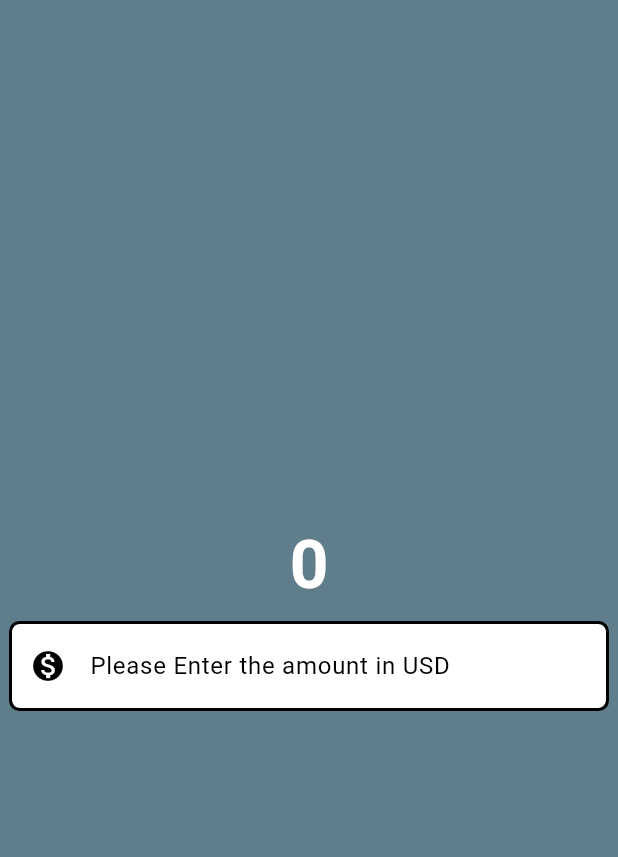
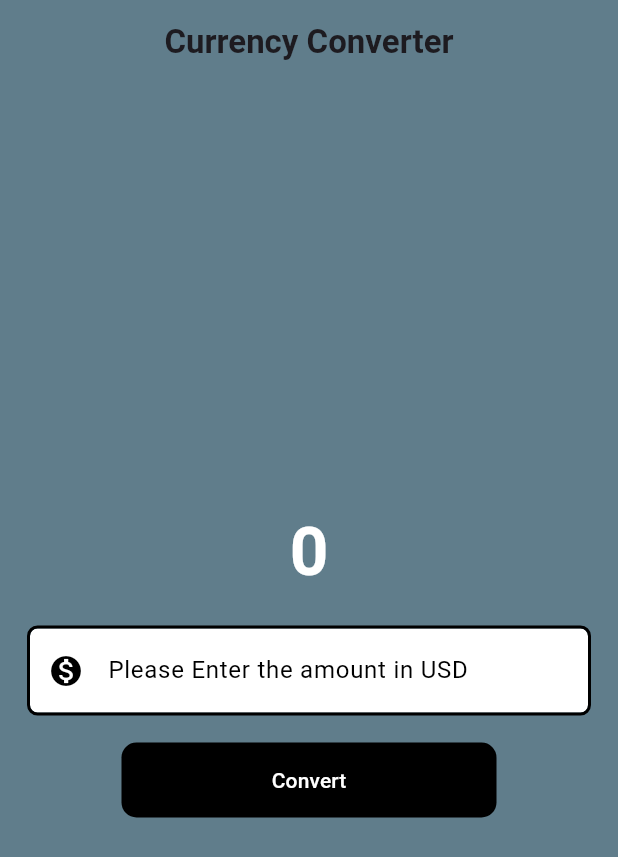
Before and after one commit to rohith-baggam/flutter-currency-convertor, a Flutter app: the screen it shows after launch, on a phone screen of 412 x 824 dp. Shown: the top 857 px of the screen. Run offline on Flutter 3.47's test engine with Material 3 defaults, Android fonts, the phone set to English and light mode, and no system bars.

Commit message:
button and Header widgets Added

```diff
--- a/lib/pages/currency_converter_material_page.dart
+++ b/lib/pages/currency_converter_material_page.dart
@@ -1,4 +1,7 @@
 import 'package:flutter/material.dart';
+import 'widgets/textFieldWidget.dart';
+import 'widgets/textInputWidget.dart';
+import 'widgets/buttonWidget.dart';
 
 class CurrencyConverterMaterialPage extends StatelessWidget {
   const CurrencyConverterMaterialPage({super.key});
@@ -6,44 +9,24 @@ class CurrencyConverterMaterialPage extends StatelessWidget {
   @override
   Widget build(BuildContext context) {
     // TextStyle for main text
-    const mainText = TextStyle(
-      fontSize: 45,
-      fontWeight: FontWeight.bold,
-      color: Color.fromRGBO(255, 255, 255, 1),
-    );
-    const border = OutlineInputBorder(
-      borderSide: BorderSide(
-        width: 2,
-        style: BorderStyle.solid,
-        strokeAlign: BorderSide.strokeAlignOutside,
-      ),
-      borderRadius: BorderRadius.all(Radius.circular(5)),
-    );
+    TextStyle mainText = TextFieldStylingWidget.textFieldWidget();
 
-    // Decoration for the input field
-    const inputDectorForInputText = InputDecoration(
-      hintText: "Please Enter the amount in USD",
-      hintStyle: TextStyle(color: Colors.black),
-      prefixIcon: Icon(Icons.monetization_on),
-      prefixIconColor: Colors.black,
-      filled: true,
-      fillColor: Colors.white,
-      focusedBorder: border,
-      enabledBorder: border,
-    );
+    // This the object of input widget
+    Padding inputText = TextInputWidget.textInputWidget();
 
-    // TextField input widget
-    const inputText = Padding(
-      padding: EdgeInsets.all(8.0),
-      child: TextField(
-        style: TextStyle(color: Colors.black),
-        decoration: inputDectorForInputText,
-        keyboardType: TextInputType.numberWithOptions(decimal: true),
-      ),
-    );
+    TextButton textButton = ButtonWidget.buttonWidget();
 
     return Scaffold(
       backgroundColor: Colors.blueGrey,
+      appBar: AppBar(
+        backgroundColor: Colors.blueGrey,
+        elevation: 0,
+        title: Text(
+          'Currency Converter',
+          style: TextStyle(fontWeight: FontWeight.bold),
+        ),
+        centerTitle: true,
+      ),
       body: Center(
         child: Column(
           mainAxisAlignment: MainAxisAlignment.center,
@@ -51,6 +34,7 @@ class CurrencyConverterMaterialPage extends StatelessWidget {
           children: [
             Text('0', style: mainText), // now evaluated at runtime
             inputText,
+            textButton,
           ],
         ),
       ),
--- /dev/null
+++ b/lib/pages/widgets/buttonWidget.dart
@@ -0,0 +1,21 @@
+import 'package:flutter/material.dart';
+
+mixin ButtonWidget {
+  static TextButton buttonWidget() {
+    return TextButton(
+      onPressed: () {
+        debugPrint('Button clicked');
+      },
+      style: ButtonStyle(
+        backgroundColor: WidgetStatePropertyAll(Colors.black),
+        foregroundColor: WidgetStatePropertyAll(Colors.white),
+        fixedSize: WidgetStatePropertyAll(Size(250, 50)),
+        // minimumSize: WidgetStatePropertyAll(Size(double.infinity, 50)),
+        shape: WidgetStatePropertyAll(
+          RoundedRectangleBorder(borderRadius: BorderRadius.circular(10)),
+        ),
+      ),
+      child: Text('Convert'),
+    );
+  }
+}
--- /dev/null
+++ b/lib/pages/widgets/textFieldWidget.dart
@@ -0,0 +1,11 @@
+import 'package:flutter/material.dart';
+
+mixin TextFieldStylingWidget {
+  static TextStyle textFieldWidget() {
+    return TextStyle(
+      fontSize: 45,
+      fontWeight: FontWeight.bold,
+      color: Color.fromRGBO(255, 255, 255, 1),
+    );
+  }
+}
--- /dev/null
+++ b/lib/pages/widgets/textInputWidget.dart
@@ -0,0 +1,38 @@
+import 'package:flutter/material.dart';
+
+mixin TextInputWidget {
+  static OutlineInputBorder outlineBorder() {
+    return OutlineInputBorder(
+      borderSide: BorderSide(
+        width: 2,
+        style: BorderStyle.solid,
+        strokeAlign: BorderSide.strokeAlignOutside,
+      ),
+      borderRadius: BorderRadius.all(Radius.circular(5)),
+    );
+  }
+
+  static InputDecoration decorationForInputText() {
+    return InputDecoration(
+      hintText: "Please Enter the amount in USD",
+      hintStyle: TextStyle(color: Colors.black),
+      prefixIcon: Icon(Icons.monetization_on),
+      prefixIconColor: Colors.black,
+      filled: true,
+      fillColor: Colors.white,
+      focusedBorder: outlineBorder(),
+      enabledBorder: outlineBorder(),
+    );
+  }
+
+  static Padding textInputWidget() {
+    return Padding(
+      padding: EdgeInsets.all(20.0),
+      child: TextField(
+        style: TextStyle(color: Colors.black),
+        decoration: decorationForInputText(),
+        keyboardType: TextInputType.numberWithOptions(decimal: true),
+      ),
+    );
+  }
+}
```
